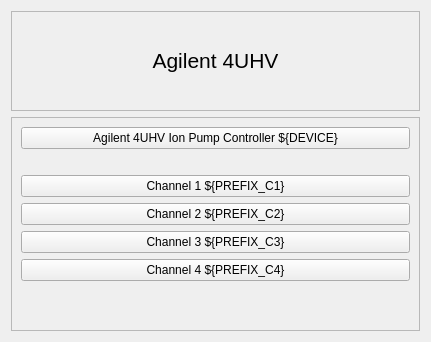
Above: devices/Agilent-4UHV/main.ui from lnls-sirius/pydm-opi before the change. Below: the same form after it.
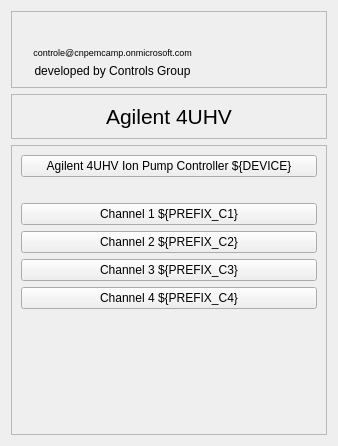
That is the form after the change. Icons and pictures are not drawn. Custom widgets are drawn as their Qt base class.

Commit message: Agilent 4UHV

Diff of the .ui file:
```diff
--- a/devices/Agilent-4UHV/main.ui
+++ b/devices/Agilent-4UHV/main.ui
@@ -6,8 +6,8 @@
    <rect>
     <x>0</x>
     <y>0</y>
-    <width>431</width>
-    <height>342</height>
+    <width>338</width>
+    <height>446</height>
    </rect>
   </property>
   <property name="windowTitle">
@@ -15,36 +15,470 @@
   </property>
   <layout class="QGridLayout" name="gridLayout">
    <item row="0" column="0" rowspan="2" colspan="2">
-    <widget class="QFrame" name="frame">
+    <widget class="QFrame" name="frame_3">
      <property name="frameShape">
       <enum>QFrame::StyledPanel</enum>
      </property>
      <property name="frameShadow">
       <enum>QFrame::Raised</enum>
      </property>
-     <layout class="QGridLayout" name="gridLayout_2">
-      <item row="0" column="0">
-       <widget class="QLabel" name="label">
-        <property name="enabled">
-         <bool>true</bool>
+     <layout class="QGridLayout" name="gridLayout_3">
+      <item row="2" column="3">
+       <widget class="QLabel" name="label_296">
+        <property name="maximumSize">
+         <size>
+          <width>16777215</width>
+          <height>20</height>
+         </size>
+        </property>
+        <property name="text">
+         <string>developed by Controls Group</string>
+        </property>
+        <property name="alignment">
+         <set>Qt::AlignCenter</set>
+        </property>
+       </widget>
+      </item>
+      <item row="0" column="0" rowspan="3">
+       <widget class="QLabel" name="label_3">
+        <property name="text">
+         <string>&lt;html&gt;&lt;head/&gt;&lt;body&gt;&lt;p&gt;&lt;img src=&quot;images/LNLS.png&quot;/&gt;&lt;/p&gt;&lt;/body&gt;&lt;/html&gt;</string>
+        </property>
+       </widget>
+      </item>
+      <item row="1" column="3">
+       <widget class="QLabel" name="label_294">
+        <property name="maximumSize">
+         <size>
+          <width>16777215</width>
+          <height>15</height>
+         </size>
+        </property>
+        <property name="palette">
+         <palette>
+          <active>
+           <colorrole role="WindowText">
+            <brush brushstyle="SolidPattern">
+             <color alpha="255">
+              <red>0</red>
+              <green>0</green>
+              <blue>255</blue>
+             </color>
+            </brush>
+           </colorrole>
+           <colorrole role="Button">
+            <brush brushstyle="SolidPattern">
+             <color alpha="255">
+              <red>239</red>
+              <green>235</green>
+              <blue>231</blue>
+             </color>
+            </brush>
+           </colorrole>
+           <colorrole role="Light">
+            <brush brushstyle="SolidPattern">
+             <color alpha="255">
+              <red>255</red>
+              <green>255</green>
+              <blue>255</blue>
+             </color>
+            </brush>
+           </colorrole>
+           <colorrole role="Midlight">
+            <brush brushstyle="SolidPattern">
+             <color alpha="255">
+              <red>247</red>
+              <green>245</green>
+              <blue>243</blue>
+             </color>
+            </brush>
+           </colorrole>
+           <colorrole role="Dark">
+            <brush brushstyle="SolidPattern">
+             <color alpha="255">
+              <red>119</red>
+              <green>117</green>
+              <blue>115</blue>
+             </color>
+            </brush>
+           </colorrole>
+           <colorrole role="Mid">
+            <brush brushstyle="SolidPattern">
+             <color alpha="255">
+              <red>159</red>
+              <green>157</green>
+              <blue>154</blue>
+             </color>
+            </brush>
+           </colorrole>
+           <colorrole role="BrightText">
+            <brush brushstyle="SolidPattern">
+             <color alpha="255">
+              <red>255</red>
+              <green>255</green>
+              <blue>255</blue>
+             </color>
+            </brush>
+           </colorrole>
+           <colorrole role="ButtonText">
+            <brush brushstyle="SolidPattern">
+             <color alpha="255">
+              <red>0</red>
+              <green>0</green>
+              <blue>0</blue>
+             </color>
+            </brush>
+           </colorrole>
+           <colorrole role="Base">
+            <brush brushstyle="SolidPattern">
+             <color alpha="255">
+              <red>255</red>
+              <green>255</green>
+              <blue>255</blue>
+             </color>
+            </brush>
+           </colorrole>
+           <colorrole role="Window">
+            <brush brushstyle="SolidPattern">
+             <color alpha="255">
+              <red>239</red>
+              <green>235</green>
+              <blue>231</blue>
+             </color>
+            </brush>
+           </colorrole>
+           <colorrole role="Shadow">
+            <brush brushstyle="SolidPattern">
+             <color alpha="255">
+              <red>0</red>
+              <green>0</green>
+              <blue>0</blue>
+             </color>
+            </brush>
+           </colorrole>
+           <colorrole role="AlternateBase">
+            <brush brushstyle="SolidPattern">
+             <color alpha="255">
+              <red>247</red>
+              <green>245</green>
+              <blue>243</blue>
+             </color>
+            </brush>
+           </colorrole>
+           <colorrole role="ToolTipBase">
+            <brush brushstyle="SolidPattern">
+             <color alpha="255">
+              <red>255</red>
+              <green>255</green>
+              <blue>220</blue>
+             </color>
+            </brush>
+           </colorrole>
+           <colorrole role="ToolTipText">
+            <brush brushstyle="SolidPattern">
+             <color alpha="255">
+              <red>0</red>
+              <green>0</green>
+              <blue>0</blue>
+             </color>
+            </brush>
+           </colorrole>
+          </active>
+          <inactive>
+           <colorrole role="WindowText">
+            <brush brushstyle="SolidPattern">
+             <color alpha="255">
+              <red>0</red>
+              <green>0</green>
+              <blue>0</blue>
+             </color>
+            </brush>
+           </colorrole>
+           <colorrole role="Button">
+            <brush brushstyle="SolidPattern">
+             <color alpha="255">
+              <red>239</red>
+              <green>235</green>
+              <blue>231</blue>
+             </color>
+            </brush>
+           </colorrole>
+           <colorrole role="Light">
+            <brush brushstyle="SolidPattern">
+             <color alpha="255">
+              <red>255</red>
+              <green>255</green>
+              <blue>255</blue>
+             </color>
+            </brush>
+           </colorrole>
+           <colorrole role="Midlight">
+            <brush brushstyle="SolidPattern">
+             <color alpha="255">
+              <red>247</red>
+              <green>245</green>
+              <blue>243</blue>
+             </color>
+            </brush>
+           </colorrole>
+           <colorrole role="Dark">
+            <brush brushstyle="SolidPattern">
+             <color alpha="255">
+              <red>119</red>
+              <green>117</green>
+              <blue>115</blue>
+             </color>
+            </brush>
+           </colorrole>
+           <colorrole role="Mid">
+            <brush brushstyle="SolidPattern">
+             <color alpha="255">
+              <red>159</red>
+              <green>157</green>
+              <blue>154</blue>
+             </color>
+            </brush>
+           </colorrole>
+           <colorrole role="BrightText">
+            <brush brushstyle="SolidPattern">
+             <color alpha="255">
+              <red>255</red>
+              <green>255</green>
+              <blue>255</blue>
+             </color>
+            </brush>
+           </colorrole>
+           <colorrole role="ButtonText">
+            <brush brushstyle="SolidPattern">
+             <color alpha="255">
+              <red>0</red>
+              <green>0</green>
+              <blue>0</blue>
+             </color>
+            </brush>
+           </colorrole>
+           <colorrole role="Base">
+            <brush brushstyle="SolidPattern">
+             <color alpha="255">
+              <red>255</red>
+              <green>255</green>
+              <blue>255</blue>
+             </color>
+            </brush>
+           </colorrole>
+           <colorrole role="Window">
+            <brush brushstyle="SolidPattern">
+             <color alpha="255">
+              <red>239</red>
+              <green>235</green>
+              <blue>231</blue>
+             </color>
+            </brush>
+           </colorrole>
+           <colorrole role="Shadow">
+            <brush brushstyle="SolidPattern">
+             <color alpha="255">
+              <red>0</red>
+              <green>0</green>
+              <blue>0</blue>
+             </color>
+            </brush>
+           </colorrole>
+           <colorrole role="AlternateBase">
+            <brush brushstyle="SolidPattern">
+             <color alpha="255">
+              <red>247</red>
+              <green>245</green>
+              <blue>243</blue>
+             </color>
+            </brush>
+           </colorrole>
+           <colorrole role="ToolTipBase">
+            <brush brushstyle="SolidPattern">
+             <color alpha="255">
+              <red>255</red>
+              <green>255</green>
+              <blue>220</blue>
+             </color>
+            </brush>
+           </colorrole>
+           <colorrole role="ToolTipText">
+            <brush brushstyle="SolidPattern">
+             <color alpha="255">
+              <red>0</red>
+              <green>0</green>
+              <blue>0</blue>
+             </color>
+            </brush>
+           </colorrole>
+          </inactive>
+          <disabled>
+           <colorrole role="WindowText">
+            <brush brushstyle="SolidPattern">
+             <color alpha="255">
+              <red>119</red>
+              <green>117</green>
+              <blue>115</blue>
+             </color>
+            </brush>
+           </colorrole>
+           <colorrole role="Button">
+            <brush brushstyle="SolidPattern">
+             <color alpha="255">
+              <red>239</red>
+              <green>235</green>
+              <blue>231</blue>
+             </color>
+            </brush>
+           </colorrole>
+           <colorrole role="Light">
+            <brush brushstyle="SolidPattern">
+             <color alpha="255">
+              <red>255</red>
+              <green>255</green>
+              <blue>255</blue>
+             </color>
+            </brush>
+           </colorrole>
+           <colorrole role="Midlight">
+            <brush brushstyle="SolidPattern">
+             <color alpha="255">
+              <red>247</red>
+              <green>245</green>
+              <blue>243</blue>
+             </color>
+            </brush>
+           </colorrole>
+           <colorrole role="Dark">
+            <brush brushstyle="SolidPattern">
+             <color alpha="255">
+              <red>119</red>
+              <green>117</green>
+              <blue>115</blue>
+             </color>
+            </brush>
+           </colorrole>
+           <colorrole role="Mid">
+            <brush brushstyle="SolidPattern">
+             <color alpha="255">
+              <red>159</red>
+              <green>157</green>
+              <blue>154</blue>
+             </color>
+            </brush>
+           </colorrole>
+           <colorrole role="BrightText">
+            <brush brushstyle="SolidPattern">
+             <color alpha="255">
+              <red>255</red>
+              <green>255</green>
+              <blue>255</blue>
+             </color>
+            </brush>
+           </colorrole>
+           <colorrole role="ButtonText">
+            <brush brushstyle="SolidPattern">
+             <color alpha="255">
+              <red>119</red>
+              <green>117</green>
+              <blue>115</blue>
+             </color>
+            </brush>
+           </colorrole>
+           <colorrole role="Base">
+            <brush brushstyle="SolidPattern">
+             <color alpha="255">
+              <red>239</red>
+              <green>235</green>
+              <blue>231</blue>
+             </color>
+            </brush>
+           </colorrole>
+           <colorrole role="Window">
+            <brush brushstyle="SolidPattern">
+             <color alpha="255">
+              <red>239</red>
+              <green>235</green>
+              <blue>231</blue>
+             </color>
+            </brush>
+           </colorrole>
+           <colorrole role="Shadow">
+            <brush brushstyle="SolidPattern">
+             <color alpha="255">
+              <red>0</red>
+              <green>0</green>
+              <blue>0</blue>
+             </color>
+            </brush>
+           </colorrole>
+           <colorrole role="AlternateBase">
+            <brush brushstyle="SolidPattern">
+             <color alpha="255">
+              <red>239</red>
+              <green>235</green>
+              <blue>231</blue>
+             </color>
+            </brush>
+           </colorrole>
+           <colorrole role="ToolTipBase">
+            <brush brushstyle="SolidPattern">
+             <color alpha="255">
+              <red>255</red>
+              <green>255</green>
+              <blue>220</blue>
+             </color>
+            </brush>
+           </colorrole>
+           <colorrole role="ToolTipText">
+            <brush brushstyle="SolidPattern">
+             <color alpha="255">
+              <red>0</red>
+              <green>0</green>
+              <blue>0</blue>
+             </color>
+            </brush>
+           </colorrole>
+          </disabled>
+         </palette>
         </property>
         <property name="font">
          <font>
-          <pointsize>16</pointsize>
+          <pointsize>7</pointsize>
          </font>
         </property>
         <property name="text">
-         <string>&lt;html&gt;&lt;head/&gt;&lt;body&gt;&lt;p align=&quot;center&quot;&gt;&lt;span style=&quot; font-size:16pt;&quot;&gt;Agilent 4UHV&lt;/span&gt;&lt;/p&gt;&lt;/body&gt;&lt;/html&gt;</string>
+         <string>controle@cnpemcamp.onmicrosoft.com</string>
         </property>
         <property name="alignment">
          <set>Qt::AlignCenter</set>
         </property>
        </widget>
       </item>
+      <item row="0" column="2" colspan="2">
+       <widget class="QLabel" name="label_2">
+        <property name="text">
+         <string>&lt;html&gt;&lt;head/&gt;&lt;body&gt;&lt;p&gt;&lt;img src=&quot;images/CNPEM.jpg&quot;/&gt;&lt;/p&gt;&lt;/body&gt;&lt;/html&gt;</string>
+        </property>
+       </widget>
+      </item>
+      <item row="0" column="4">
+       <spacer name="horizontalSpacer">
+        <property name="orientation">
+         <enum>Qt::Horizontal</enum>
+        </property>
+        <property name="sizeHint" stdset="0">
+         <size>
+          <width>40</width>
+          <height>20</height>
+         </size>
+        </property>
+       </spacer>
+      </item>
      </layout>
     </widget>
    </item>
-   <item row="2" column="0" rowspan="2" colspan="2">
+   <item row="3" column="0" colspan="2">
     <widget class="QFrame" name="frame_2">
      <property name="frameShape">
       <enum>QFrame::StyledPanel</enum>
@@ -52,8 +486,8 @@
      <property name="frameShadow">
       <enum>QFrame::Raised</enum>
      </property>
-     <layout class="QVBoxLayout" name="verticalLayout">
-      <item>
+     <layout class="QGridLayout" name="gridLayout_4">
+      <item row="0" column="0">
        <widget class="PyDMRelatedDisplayButton" name="btn_device">
         <property name="enabled">
          <bool>true</bool>
@@ -89,7 +523,7 @@
         </property>
        </widget>
       </item>
-      <item>
+      <item row="1" column="0">
        <spacer name="verticalSpacer_2">
         <property name="enabled">
          <bool>true</bool>
@@ -108,7 +542,7 @@
         </property>
        </spacer>
       </item>
-      <item>
+      <item row="2" column="0">
        <widget class="PyDMRelatedDisplayButton" name="btn_ch1">
         <property name="enabled">
          <bool>true</bool>
@@ -144,7 +578,7 @@
         </property>
        </widget>
       </item>
-      <item>
+      <item row="3" column="0">
        <widget class="PyDMRelatedDisplayButton" name="btn_ch2">
         <property name="enabled">
          <bool>true</bool>
@@ -180,7 +614,7 @@
         </property>
        </widget>
       </item>
-      <item>
+      <item row="4" column="0">
        <widget class="PyDMRelatedDisplayButton" name="btn_ch3">
         <property name="enabled">
          <bool>true</bool>
@@ -216,7 +650,7 @@
         </property>
        </widget>
       </item>
-      <item>
+      <item row="5" column="0">
        <widget class="PyDMRelatedDisplayButton" name="btn_ch4">
         <property name="enabled">
          <bool>true</bool>
@@ -252,7 +686,7 @@
         </property>
        </widget>
       </item>
-      <item>
+      <item row="6" column="0">
        <spacer name="verticalSpacer">
         <property name="orientation">
          <enum>Qt::Vertical</enum>
@@ -268,6 +702,36 @@
      </layout>
     </widget>
    </item>
+   <item row="2" column="0" colspan="2">
+    <widget class="QFrame" name="frame">
+     <property name="frameShape">
+      <enum>QFrame::StyledPanel</enum>
+     </property>
+     <property name="frameShadow">
+      <enum>QFrame::Raised</enum>
+     </property>
+     <layout class="QGridLayout" name="gridLayout_2">
+      <item row="0" column="0">
+       <widget class="QLabel" name="label">
+        <property name="enabled">
+         <bool>true</bool>
+        </property>
+        <property name="font">
+         <font>
+          <pointsize>16</pointsize>
+         </font>
+        </property>
+        <property name="text">
+         <string>&lt;html&gt;&lt;head/&gt;&lt;body&gt;&lt;p align=&quot;center&quot;&gt;&lt;span style=&quot; font-size:16pt;&quot;&gt;Agilent 4UHV&lt;/span&gt;&lt;/p&gt;&lt;/body&gt;&lt;/html&gt;</string>
+        </property>
+        <property name="alignment">
+         <set>Qt::AlignCenter</set>
+        </property>
+       </widget>
+      </item>
+     </layout>
+    </widget>
+   </item>
   </layout>
  </widget>
  <customwidgets>
```
The commit also changes 7 other files.
